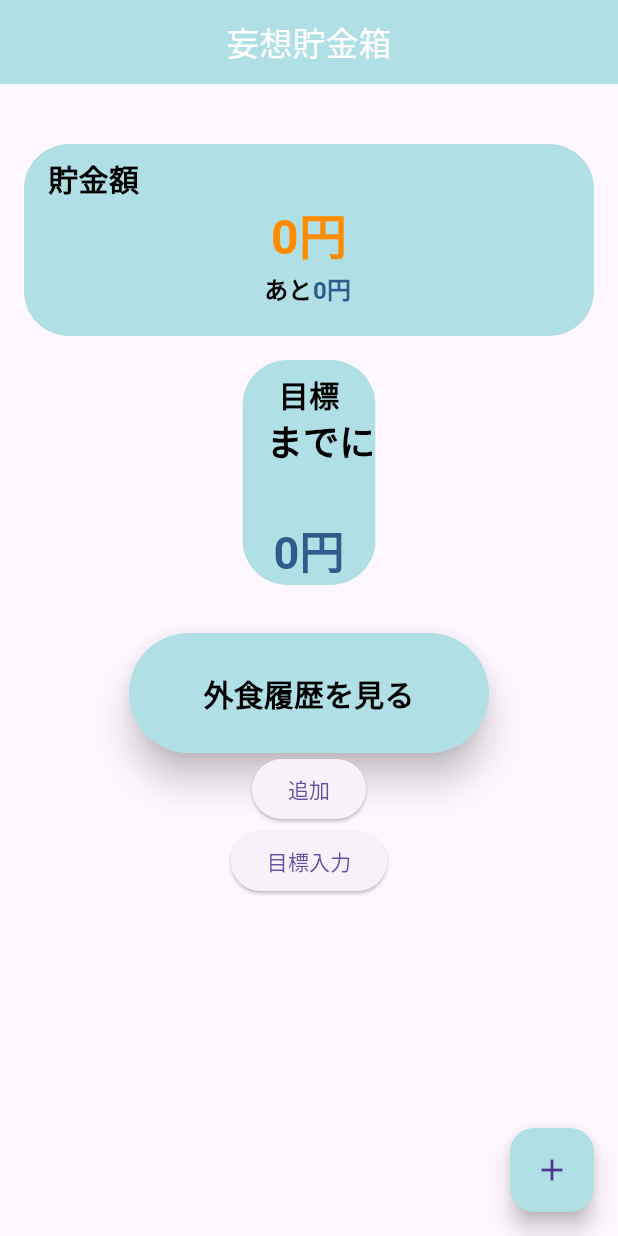
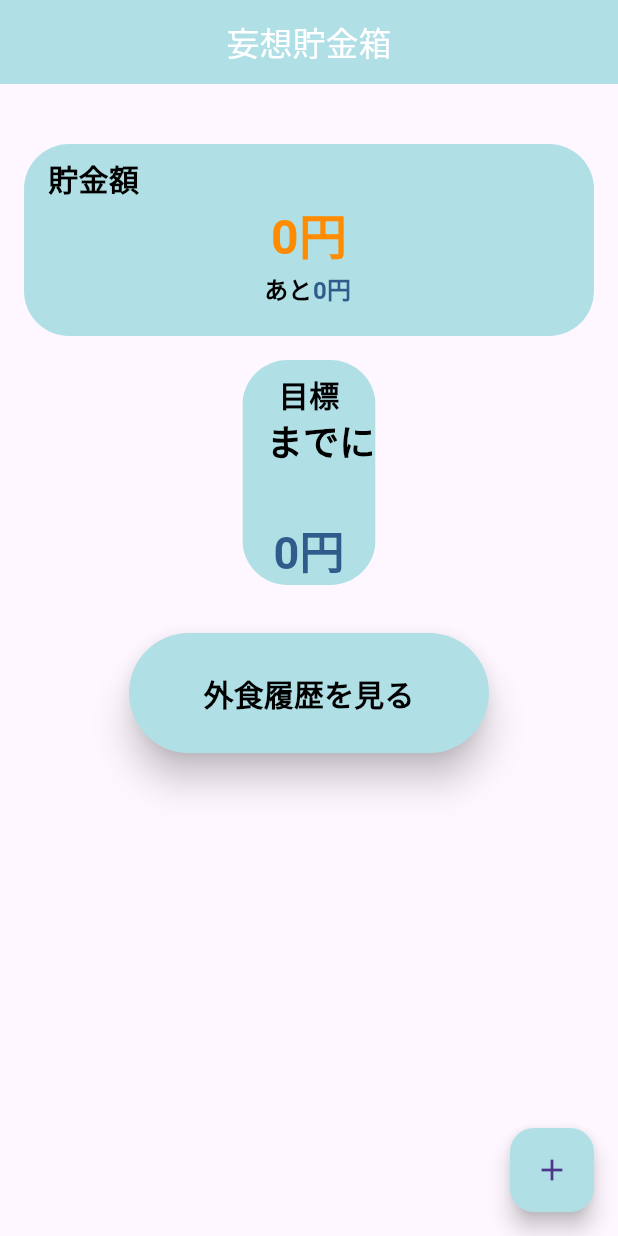
Before and after one commit to ironmax123/delusion_deposit, a Flutter app: the HomePage screen opened directly, on a phone screen of 412 x 824 dp. Run offline on Flutter 3.47's test engine with Material 3 defaults, Android fonts, the phone set to English and light mode, and no system bars; our stand-ins replace flutter_hooks, shared_preferences; accounts and stored records are empty.

Commit message:
UIに軽微な変更

```diff
--- a/lib/pages/home/home.dart
+++ b/lib/pages/home/home.dart
@@ -136,8 +136,6 @@ class _HomePageState extends State<HomePage> {
       await saveRunStatus(false); // フラグを false にして保存
     }
   }
-
-  void asdfds() {}
 
   @override
   Widget build(BuildContext context) => Scaffold(
@@ -292,21 +290,11 @@ class _HomePageState extends State<HomePage> {
                   ),
                 ),
               ),
-              ElevatedButton(
+              /*ElevatedButton(
                   onPressed: () {
                     addDeposit();
                   },
-                  child: const Text('追加')),
-              ElevatedButton(
-                  onPressed: () {
-                    Navigator.push(
-                      context,
-                      MaterialPageRoute(
-                        builder: (context) => const TargetInput(),
-                      ),
-                    );
-                  },
-                  child: const Text('目標入力')),
+                  child: const Text('追加')),*/
             ],
           ),
         ),
```
